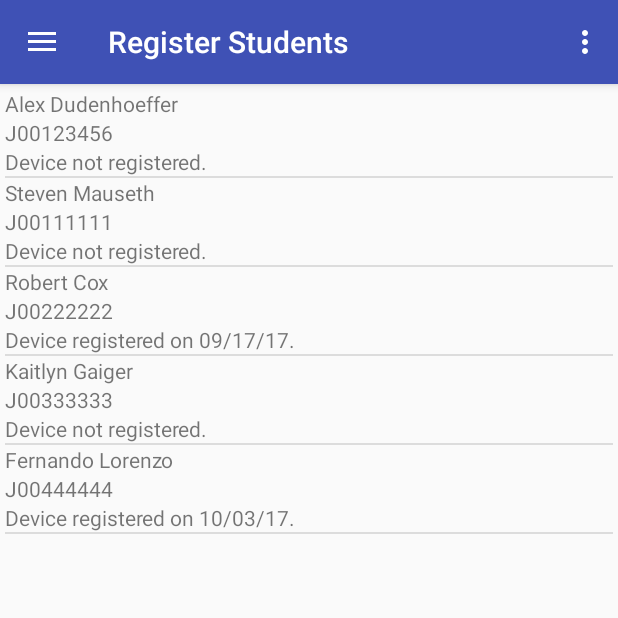
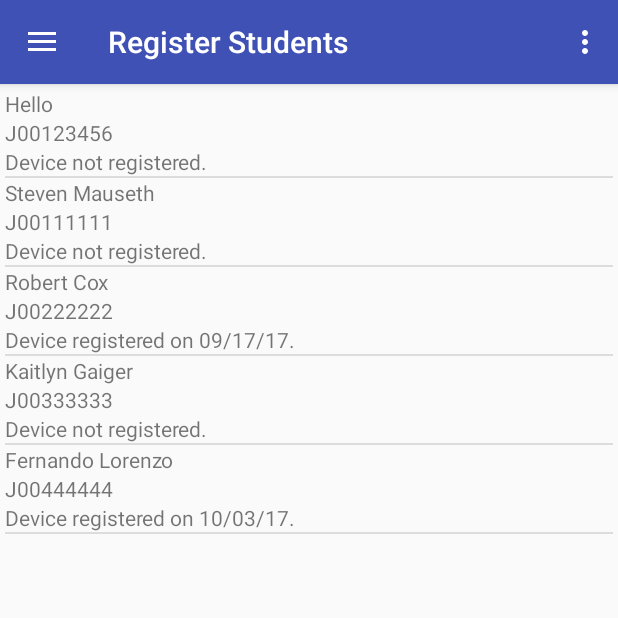
Before and after one commit to rcc1622/BluetoothAttendee, an Android app: the fragment RegistrationFragment placed in its activity, after a tap on "REGISTER DEVICES", on a phone screen of 412 x 824 dp, the top half of it. Run offline under Robolectric (Android 15) with nearby library versions, the phone set to English and light mode, and no system bars.

```diff
--- a/app/src/main/AndroidManifest.xml
+++ b/app/src/main/AndroidManifest.xml
@@ -9,6 +9,10 @@
         android:roundIcon="@mipmap/ic_launcher_round"
         android:supportsRtl="true"
         android:theme="@style/AppTheme">
+
+        <uses-permission android:name="android.permission.BLUETOOTH" />
+        <uses-permission android:name="android.permission.BLUETOOTH_ADMIN" />
+        <uses-permission android:name="android.permission.ACCESS_COARSE_LOCATION" />
 
         <activity android:name=".MainActivity"
             android:label="@string/title_activity_main"
--- a/app/src/main/java/com/csc_331_jagwares/bluetoothattendee/ClassFragment.java
+++ b/app/src/main/java/com/csc_331_jagwares/bluetoothattendee/ClassFragment.java
@@ -58,7 +58,7 @@ public class ClassFragment extends Fragment implements View.OnClickListener {
             tvClassTitle.setText (classEntry.getTitle());
             tvClassProfName.setText ("Instructor: " + "Dr. Ryan Benton");
             tvClassCRN.setText ("CRN: ");
-            tvClassSemester.setText ("Fall 2017 ");
+            tvClassSemester.setText ("Fall 2017");
             tvClassNumStudents.setText ("Registered: " + "35");
         }
 
--- a/app/src/main/java/com/csc_331_jagwares/bluetoothattendee/RegistrationFragment.java
+++ b/app/src/main/java/com/csc_331_jagwares/bluetoothattendee/RegistrationFragment.java
@@ -1,7 +1,12 @@
 package com.csc_331_jagwares.bluetoothattendee;
 
 
+import android.app.Service;
+import android.content.Intent;
+import android.os.AsyncTask;
 import android.os.Bundle;
+import android.os.Handler;
+import android.os.IBinder;
 import android.support.v4.app.Fragment;
 import android.support.v4.app.FragmentTransaction;
 import android.view.LayoutInflater;
@@ -10,6 +15,9 @@ import android.view.ViewGroup;
 import android.widget.AdapterView;
 import android.widget.Button;
 import android.widget.ListView;
+import android.widget.TextView;
+
+import org.w3c.dom.Text;
 
 import java.util.ArrayList;
 
@@ -22,6 +30,11 @@ public class RegistrationFragment extends Fragment {
 
     // Holds all students from database.
     private ArrayList<StudentEntry> studentEntries;
+    private boolean registering = false;
+    private Handler handler;
+    private View view;
+    private Thread t;
+    String message;
 
     public RegistrationFragment() {
         // Required empty public constructor
@@ -33,8 +46,10 @@ public class RegistrationFragment extends Fragment {
         // Set title of the fragment to "Register Students".
         getActivity().setTitle("Register Students");
 
+        handler = new Handler();
+
         // Inflate the layout for this fragment
-        View view = inflater.inflate(R.layout.fragment_registration, container, false);
+        view = inflater.inflate(R.layout.fragment_registration, container, false);
 
         // Populate list view with students.
         // This array would come from the database.
@@ -56,25 +71,53 @@ public class RegistrationFragment extends Fragment {
 
         final Button registerDevicesBtn = (Button) view.findViewById(R.id.registerDevicesBtn);
 
-
         registerDevicesBtn.setOnClickListener(new View.OnClickListener()
         {
-            boolean clicked = false;
 
             @Override
             public void onClick(View v)
             {
-                if (clicked) {
+                if (registering) {
                     registerDevicesBtn.setText("Register Devices");
-                    clicked = false;
+                    registering = false;
+                    t.interrupt();
                 } else {
                     registerDevicesBtn.setText("Stop Registering Devices");
-                    clicked = true;
+                    registering = true;
+                    t = new Thread() {
+
+                        TextView tv = view.findViewById(R.id.tvStudentName);
+                        @Override
+                        public void run() {
+                            try {
+
+                                while (!isInterrupted()) {
+                                    message = "Hello";
+
+                                    Thread.sleep(1000);
+                                    message = "World";
+                                    getActivity().runOnUiThread(new Runnable() {
+                                        @Override
+                                        public void run() {
+
+                                            tv.setText(message);
+                                        }
+                                    });
+
+
+                                }
+                            } catch (InterruptedException e) {
+                            }
+                        }
+                    };
+
+                    t.start();
+
                 }
             }
         });
 
-        // Add the studentes from the ArrayList to the ListView.
+        // Add the students from the ArrayList to the ListView.
         populateListView(view, studentEntries);
 
         // Listen for a ListView entry selection.
@@ -99,15 +142,6 @@ public class RegistrationFragment extends Fragment {
             public void onItemClick(AdapterView<?> parent, View view, int position, long id) {
                 StudentEntry entry = studentEntries.get(position);
 
-/*                Fragment fragment = new ClassFragment();
-                Bundle bundle = new Bundle();
-                bundle.putParcelable("Student Entry", entry);
-                fragment.setArguments(bundle);
-
-                FragmentTransaction ft = getActivity().getSupportFragmentManager().beginTransaction();
-                ft.replace(R.id.mainLayout, fragment);
-                ft.addToBackStack(null);
-                ft.commit();*/
             }
         });
     }
```
